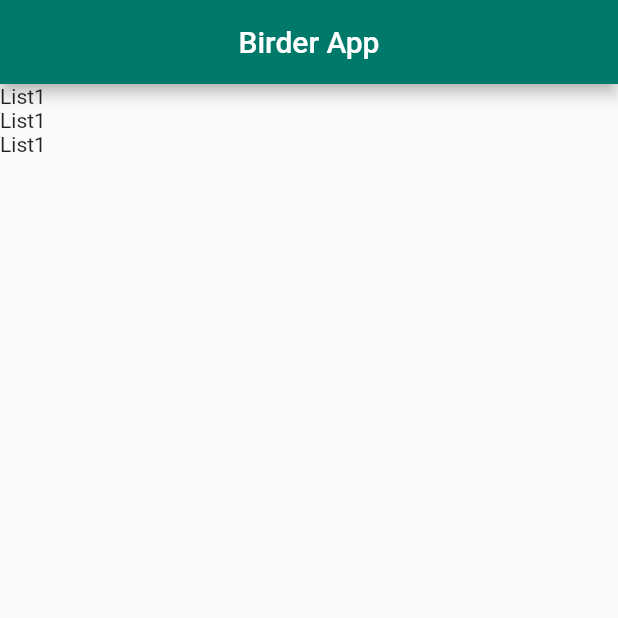
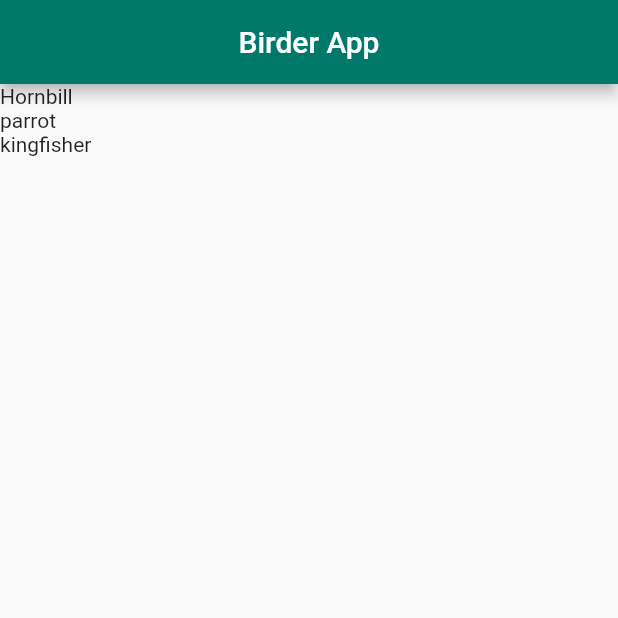
Before and after one commit to Ankan1998/Flutter_practise, a Flutter app: the screen it shows after launch, on a phone screen of 412 x 824 dp, the top half of it. Run offline on Flutter 3.47's test engine with Material 2 defaults, Android fonts, the phone set to English and light mode, and no system bars.

Commit message:
spread operator for list fetching

```diff
--- a/birderapp/lib/widgets/BirdListWithListView.dart
+++ b/birderapp/lib/widgets/BirdListWithListView.dart
@@ -1,17 +1,16 @@
 import 'package:flutter/material.dart';
 
 class BirdListWithListView extends StatelessWidget {
-
+  List<String> listofbirds = ["Hornbill", "parrot", "kingfisher"];
 
   @override
   Widget build(BuildContext context) {
     return ListView(
       children: <Widget>[
-        Text('List1'),
-        Text('List1'),
-        Text('List1'),
+        ...listofbirds.map( //... is a spread operator, creates temporary list and fetches elemeent one by one
+          (bird) => Text(bird),
+        )
       ],
-
     );
   }
 }
```
